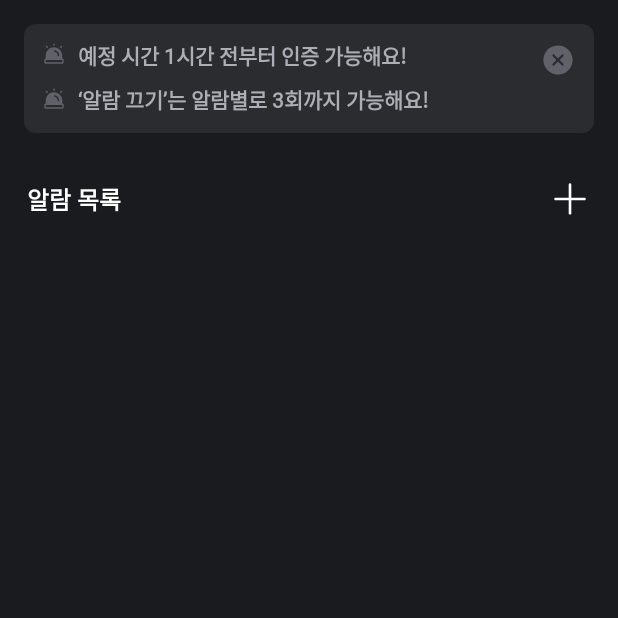
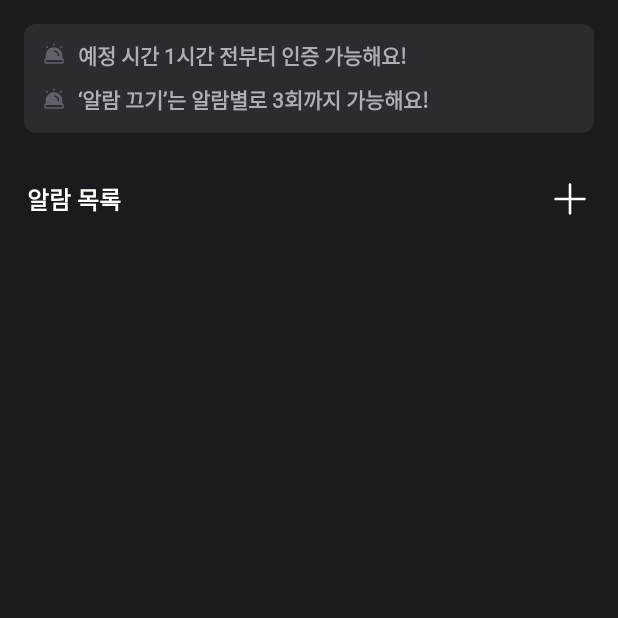
Before and after one commit to Central-MakeUs/Whiplash-Android, an Android app: the MainActivity screen opened directly, with no data from a screen before it, on a phone screen of 412 x 824 dp, the top half of it. Run offline under Robolectric (Android 15) with nearby library versions, the light colour scheme and no system bars; our stand-ins replace Dagger/Hilt's generated code.

Commit message:
refactor: 홈 화면 상단의 팝업에서 x 제거 및 관련 기능 제거

```diff
--- a/presentation/src/main/java/com/whiplash/presentation/dialog/AlarmAlertPopup.kt
+++ b/presentation/src/main/java/com/whiplash/presentation/dialog/AlarmAlertPopup.kt
@@ -3,7 +3,6 @@ package com.whiplash.presentation.dialog
 import android.content.Context
 import android.util.AttributeSet
 import android.view.LayoutInflater
-import android.view.View
 import android.widget.FrameLayout
 import com.whiplash.presentation.databinding.LayoutHomeAlertPopupBinding
 
@@ -14,14 +13,6 @@ class AlarmAlertPopup @JvmOverloads constructor(
 ) : FrameLayout(context, attrs, defStyleAttr) {
 
     private val binding = LayoutHomeAlertPopupBinding.inflate(LayoutInflater.from(context), this, true)
-
-    init {
-        with(binding) {
-            ivCloseHomeAlertPopup.setOnClickListener {
-                visibility = View.GONE
-            }
-        }
-    }
 
     fun setAlertTexts(
         firstText: String,
--- a/presentation/src/main/res/layout/layout_home_alert_popup.xml
+++ b/presentation/src/main/res/layout/layout_home_alert_popup.xml
@@ -56,14 +56,6 @@
             app:layout_constraintTop_toTopOf="@+id/ivSecondAlert"
             tools:text="‘알람 끄기’는 알람별로 3회까지 가능해요!" />
 
-        <ImageView
-            android:id="@+id/ivCloseHomeAlertPopup"
-            android:layout_width="24dp"
-            android:layout_height="24dp"
-            android:src="@drawable/ic_circle_dismiss_22"
-            app:layout_constraintEnd_toEndOf="parent"
-            app:layout_constraintTop_toTopOf="parent" />
-
     </androidx.constraintlayout.widget.ConstraintLayout>
 
 </androidx.constraintlayout.widget.ConstraintLayout>
```
